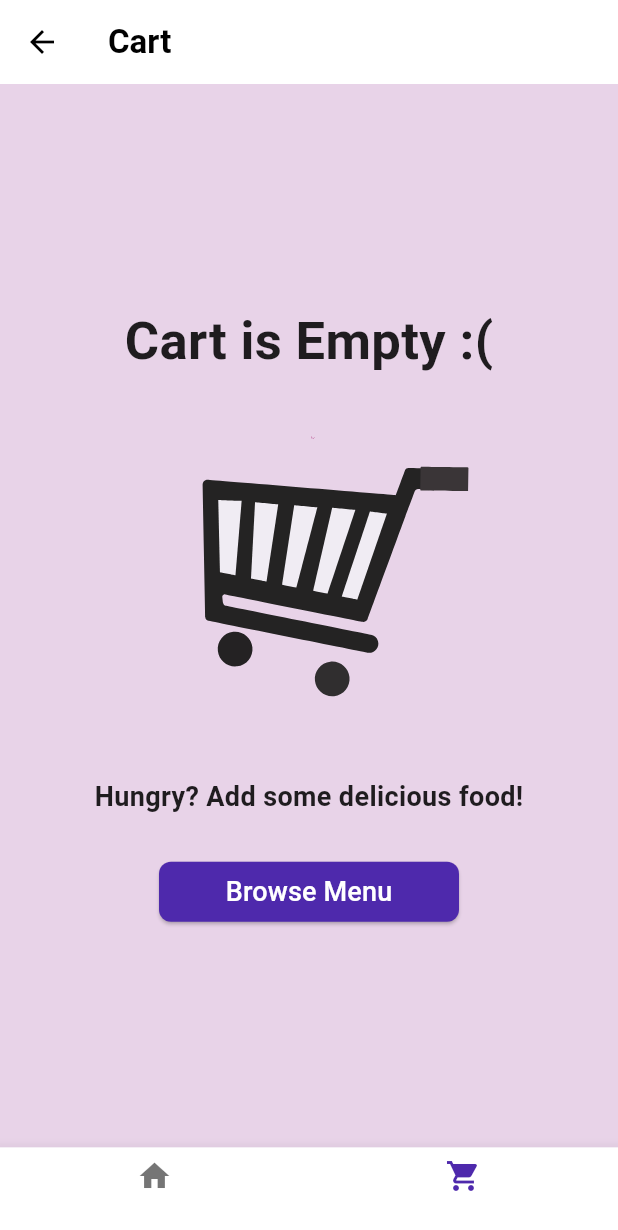
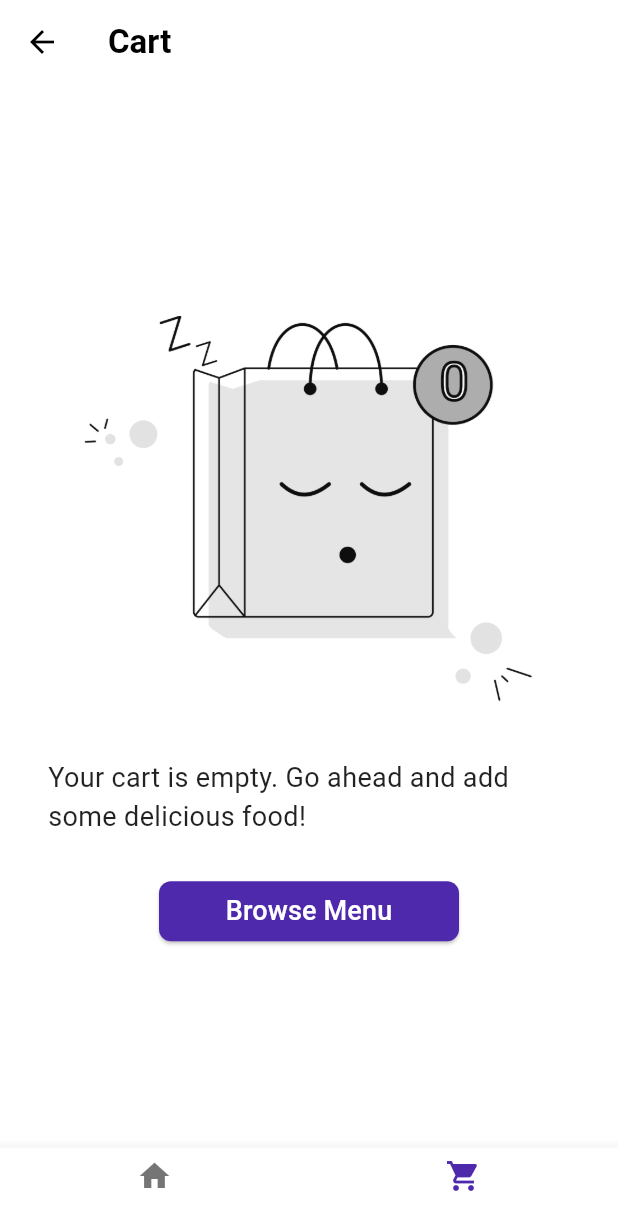
Before and after one commit to VISWA68/Brandopedia-Food-App, a Flutter app: the screen it shows after launch, item 2 of the bottom bar chosen, on a phone screen of 412 x 824 dp. Shown: the top 1230 px of the screen. Run offline on Flutter 3.47's test engine with Material 3 defaults, Android fonts, the phone set to English and light mode, and no system bars; our stand-ins replace lottie, sqflite; accounts and stored records are empty; network calls fail.

Commit message:
Made some UI changes for the cart page

```diff
--- a/food_app/lib/screens/cart_screen.dart
+++ b/food_app/lib/screens/cart_screen.dart
@@ -45,7 +45,7 @@ class _CartScreenState extends State<CartScreen> {
     }
 
     return Scaffold(
-      backgroundColor: items.isEmpty ? Color(0xFFE8D3E8) : Colors.white,
+      backgroundColor: Colors.white,
       appBar: AppBar(
         backgroundColor: Colors.white,
         elevation: 0,
@@ -61,22 +61,16 @@ class _CartScreenState extends State<CartScreen> {
               child: Column(
                 mainAxisSize: MainAxisSize.min,
                 children: [
-                  const Text(
-                    'Cart is Empty :(',
-                    style: TextStyle(
-                      fontSize: 35,
-                      fontWeight: FontWeight.w600,
-                      color: Colors.black87,
-                    ),
-                  ),
-                  Lottie.asset('assets/lottie.json', height: 250, width: 250),
+                  Image.asset('assets/empty-cart.png', height: 300, width: 300),
                   const SizedBox(height: 16),
-                  const Text(
-                    'Hungry? Add some delicious food!',
-                    style: TextStyle(
-                      fontSize: 18,
-                      fontWeight: FontWeight.w600,
-                      color: Colors.black87,
+                  Padding(
+                    padding: const EdgeInsets.symmetric(horizontal: 32),
+                    child: const Text(
+                      'Your cart is empty. Go ahead and add some delicious food!',
+                      style: TextStyle(
+                        fontSize: 18,
+                        color: Colors.black87,
+                      ),
                     ),
                   ),
                   SizedBox(
--- a/food_app/pubspec.yaml
+++ b/food_app/pubspec.yaml
@@ -65,6 +65,7 @@ flutter:
   assets:
     - assets/lottie.json
     - assets/cart.json
+    - assets/empty-cart.png
   #   - images/a_dot_ham.jpeg
 
   # An image asset can refer to one or more resolution-specific "variants", see
```
Also changed, not shown: food_app/assets/empty-cart.png (added).
